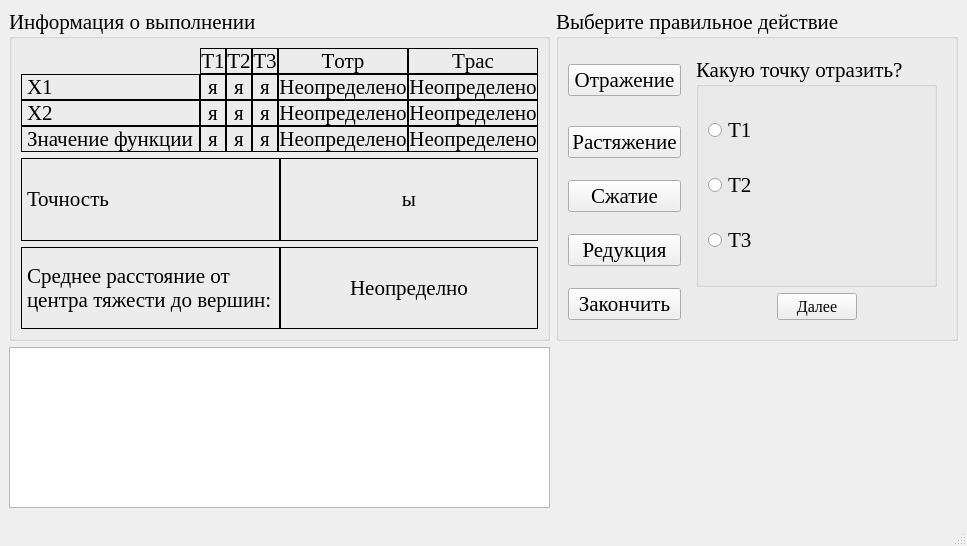
Qt form optimizationmethods/ui/NeMi.ui (Eliminationzx/optimizationmethods) before a commit.
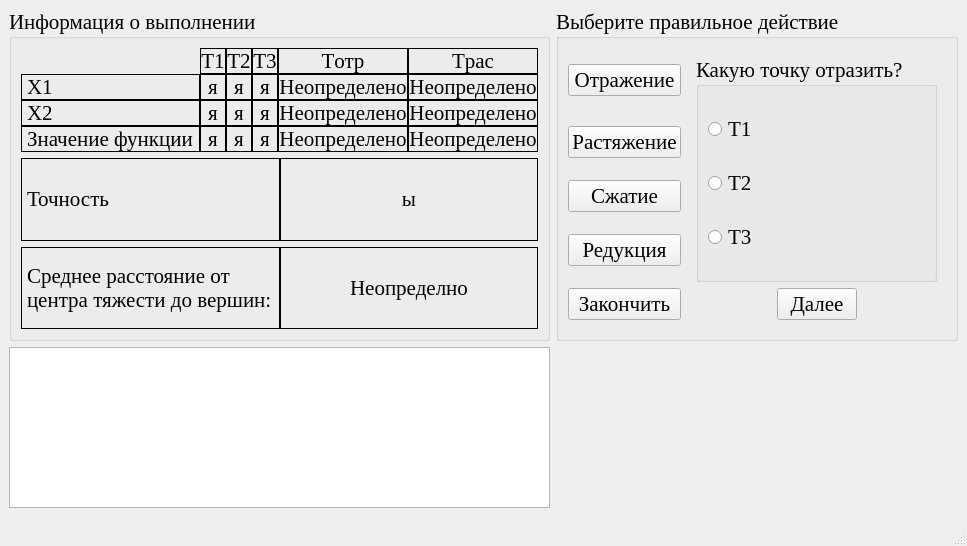
The same form after that commit. The open tabs and pages were chosen to show the change. Icons and pictures are not drawn.

Commit message: Поправил форму для Нелдора-Мида.

What changed in the file:
```diff
--- a/optimizationmethods/ui/NeMi.ui
+++ b/optimizationmethods/ui/NeMi.ui
@@ -547,11 +547,6 @@
              </item>
              <item>
               <widget class="QPushButton" name="next1_bt">
-               <property name="font">
-                <font>
-                 <pointsize>12</pointsize>
-                </font>
-               </property>
                <property name="text">
                 <string>Далее</string>
                </property>
```
Left out of the diff: 2 changed lines with no effect on the pictures.
